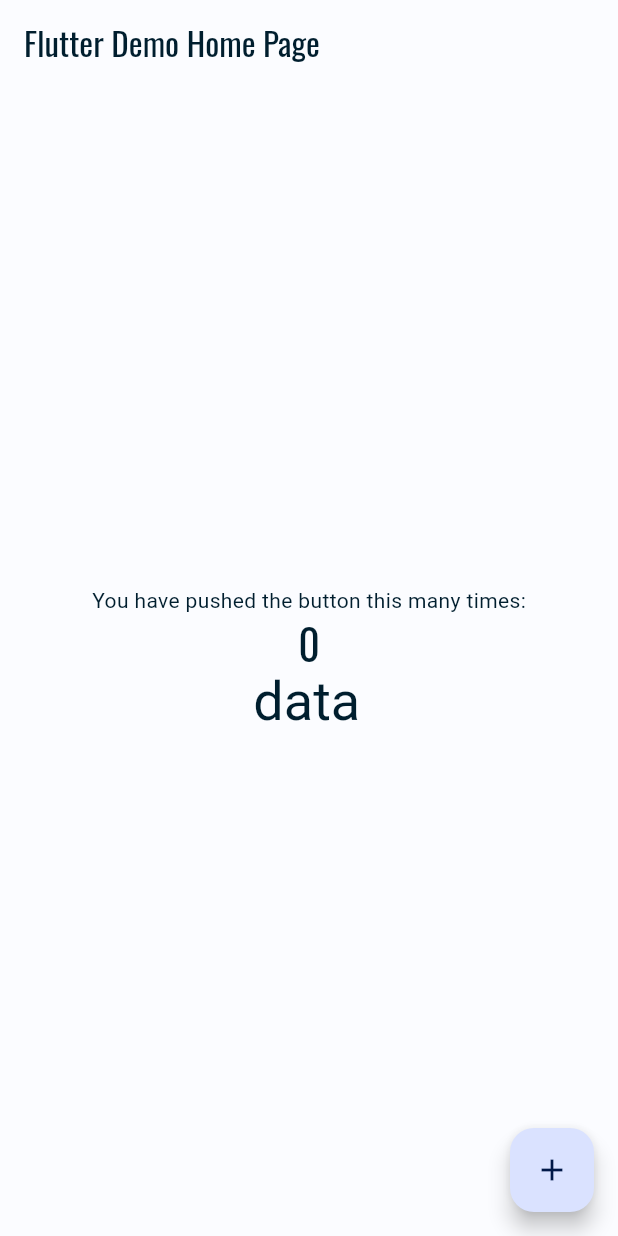
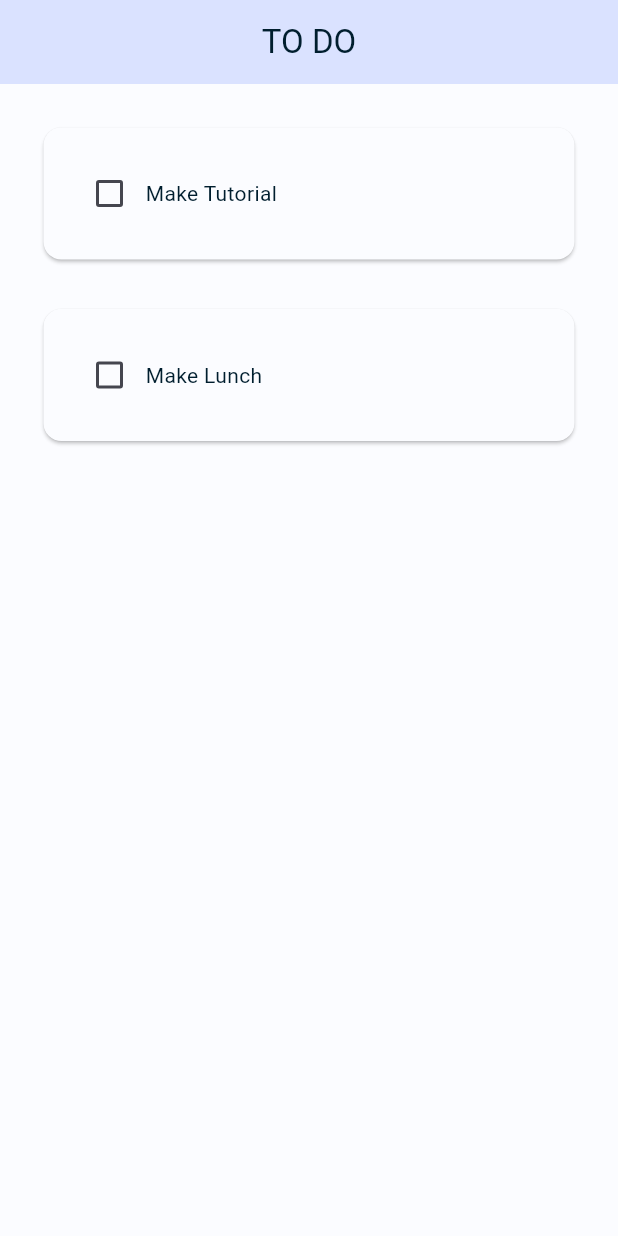
Before and after one commit to shaniyafernando/news-api-v2, a Flutter app: the screen it shows after launch, on a phone screen of 412 x 824 dp. Run offline on Flutter 3.47's test engine with Material 2 defaults, Android fonts, the light colour scheme and no system bars; our stand-ins replace firebase_core; accounts and stored records are empty.

Commit message:
upload thing

```diff
--- a/lib/main.dart
+++ b/lib/main.dart
@@ -1,5 +1,6 @@
 import 'package:flutter/material.dart';
 import 'package:firebase_core/firebase_core.dart';
+import 'package:new_api_v2/pages/home.dart';
 import 'package:new_api_v2/typography_theme_g.dart';
 import 'color_schemes.g.dart';
 import 'firebase_options.dart';
@@ -20,12 +21,21 @@ class MyApp extends StatelessWidget {
   Widget build(BuildContext context) {
     return MaterialApp(
       title: 'Flutter Demo',
-      theme: ThemeData(useMaterial3: true, colorScheme: lightColorScheme,
+
+      theme: ThemeData(
+          useMaterial3: true,
+          colorScheme: lightColorScheme,
+        appBarTheme: const AppBarTheme(
+            elevation: 0.0,
+            backgroundColor: Color(0xFFDAE2FF),
+            centerTitle: true,
+        ),
+
         textTheme: textTheme
       ),
       darkTheme: ThemeData(useMaterial3: true, colorScheme: darkColorScheme
       ,textTheme: textTheme),
-      home: const MyHomePage(title: 'Flutter Demo Home Page'),
+      home: const Home(),
     );
   }
 }
--- /dev/null
+++ b/lib/pages/home.dart
@@ -0,0 +1,44 @@
+import 'package:flutter/material.dart';
+import 'package:new_api_v2/util/todo_tile.dart';
+
+class Home extends StatefulWidget {
+  const Home({Key? key}) : super(key: key);
+
+  @override
+  State<Home> createState() => _HomeState();
+}
+
+class _HomeState extends State<Home> {
+  @override
+  Widget build(BuildContext context) {
+    //list of todo tasks
+    List toDoList = [
+      ["Make Tutorial", false],
+      ["Make Lunch", false]
+    ];
+
+    //checkbox was tapped
+    void checkBoxChanged(bool? value, int index) {
+      setState(() {
+
+        toDoList[index][1] = !toDoList[index][1];
+
+      });
+    }
+
+    return Scaffold(
+        appBar: AppBar(
+          title: const Text("TO DO"),
+          scrolledUnderElevation: 0.0,
+        ),
+        body: ListView.builder(
+            itemCount: toDoList.length,
+            itemBuilder: (context, index) {
+              return ToDoTile(
+                  taskName: toDoList[index][0],
+                  taskCompleted: toDoList[index][1],
+                  onChanged: (value) =>
+                      checkBoxChanged(value, index));
+            }));
+  }
+}
--- a/lib/typography_theme_g.dart
+++ b/lib/typography_theme_g.dart
@@ -1,8 +1,4 @@
 import 'package:flutter/material.dart';
-
-const oswaldFontFamily =  TextStyle(
-  fontFamily: "Oswald"
-);
 
 const robotoFontFamily =  TextStyle(
     fontFamily: "Roboto"
@@ -12,12 +8,12 @@ const textTheme = TextTheme(
     displayLarge: robotoFontFamily,
     displayMedium: robotoFontFamily,
     displaySmall: robotoFontFamily,
-    headlineLarge: oswaldFontFamily,
-    headlineMedium: oswaldFontFamily,
-    headlineSmall: oswaldFontFamily,
-    titleLarge: oswaldFontFamily,
-    titleMedium: oswaldFontFamily,
-    titleSmall: oswaldFontFamily,
+    headlineLarge: robotoFontFamily,
+    headlineMedium: robotoFontFamily,
+    headlineSmall: robotoFontFamily,
+    titleLarge: robotoFontFamily,
+    titleMedium: robotoFontFamily,
+    titleSmall: robotoFontFamily,
     bodyLarge: robotoFontFamily,
     bodyMedium: robotoFontFamily,
     bodySmall:robotoFontFamily,
--- /dev/null
+++ b/lib/util/todo_tile.dart
@@ -0,0 +1,30 @@
+import 'package:flutter/material.dart';
+
+class ToDoTile extends StatelessWidget {
+  final String taskName;
+  final bool taskCompleted;
+  final Function(bool?)? onChanged;
+
+  const ToDoTile({Key? key,
+    required this.taskName,
+    required this.taskCompleted,
+    required this.onChanged
+  })
+      : super(key: key);
+
+  @override
+  Widget build(BuildContext context) {
+    return Padding(
+        padding: const EdgeInsets.fromLTRB(25.0, 25.0, 25.0, 0),
+        child: Card(
+            child: Padding(
+              padding: const EdgeInsets.all(20.0),
+              child: Row(
+                children: [
+                  Checkbox(value: taskCompleted, onChanged: onChanged),
+                  Text(taskName),
+                ],
+              ),
+            )));
+  }
+}
```
Also changed, not shown: pubspec.yaml (+5 -3 lines), pubspec.lock.
